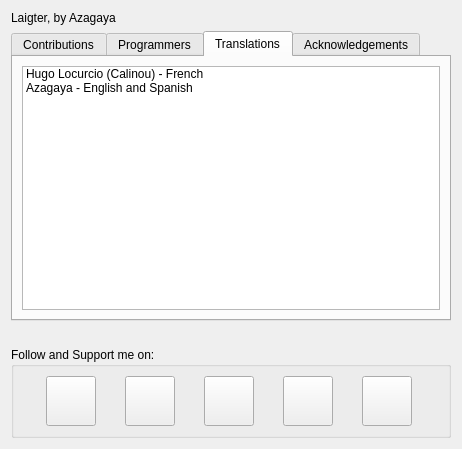
Before: the Qt Designer form gui/aboutdialog.ui in azagaya/laigter, drawn with Qt 5.
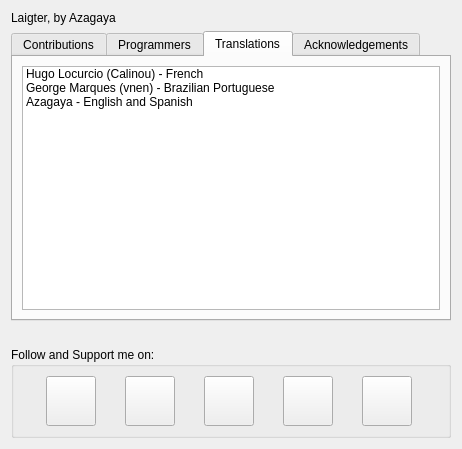
After: the same form once the commit is applied. The open tabs and pages were chosen to show the change. Icons and pictures are not drawn.

Commit message: Added George Marques as translator to the About Dialog

Diff of the .ui file:
```diff
--- a/gui/aboutdialog.ui
+++ b/gui/aboutdialog.ui
@@ -248,6 +248,11 @@
            <string>Hugo Locurcio (Calinou) - French</string>
           </property>
          </item>
+         <item>
+          <property name="text">
+           <string>George Marques (vnen) - Brazilian Portuguese</string>
+          </property>
+         </item>
          <item>
           <property name="text">
            <string>Azagaya - English and Spanish</string>
```
Left out of the diff: 2 changed lines with no effect on the pictures.
